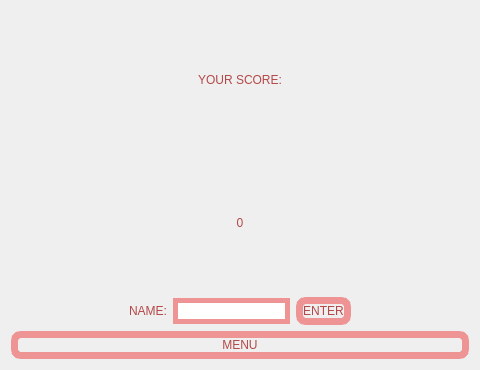
Before: the Qt Designer form MATFWars/result.ui in Divljo31/MATFWars, drawn with Qt 5.
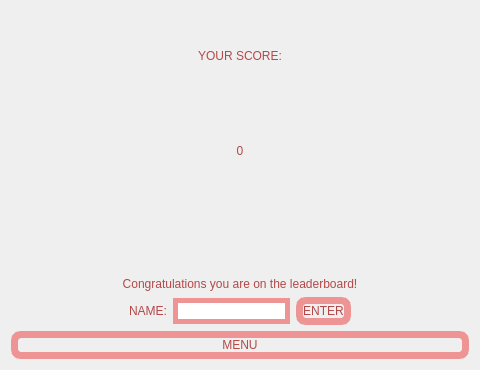
After: the same form once the commit is applied. Icons and pictures are not drawn.

Commit message: dovrsen leaderboard

```diff
--- a/MATFWars/result.ui
+++ b/MATFWars/result.ui
@@ -47,6 +47,20 @@
      </property>
     </widget>
    </item>
+   <item>
+    <widget class="QLabel" name="congrats_label">
+     <property name="styleSheet">
+      <string notr="true">color: rgb(180, 72, 72);
+font: 600 14pt &quot;URW Bookman&quot;;</string>
+     </property>
+     <property name="text">
+      <string>Congratulations you are on the leaderboard!</string>
+     </property>
+     <property name="alignment">
+      <set>Qt::AlignBottom|Qt::AlignHCenter</set>
+     </property>
+    </widget>
+   </item>
    <item>
     <layout class="QHBoxLayout" name="horizontalLayout">
      <item>
```
The commit also changes 10 other files.
